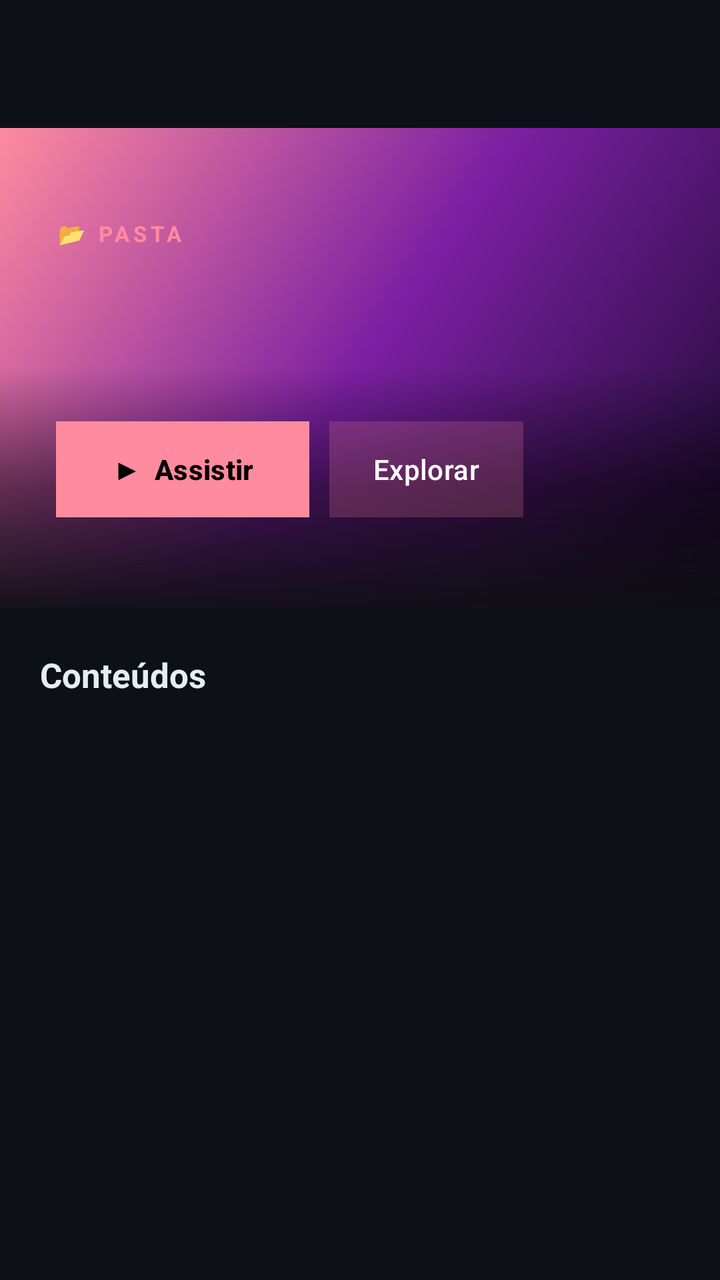
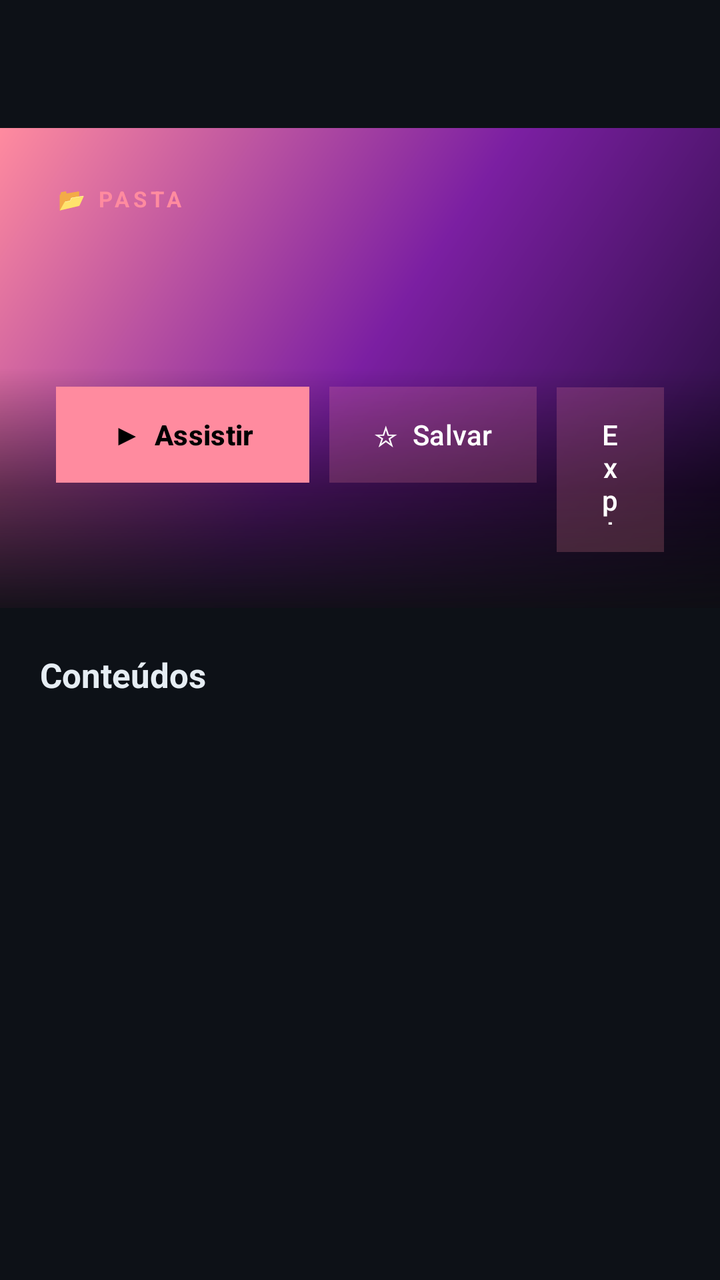

An Android layout rendered at two revisions. The XML below is the earlier revision; the diff shows what the commit changed to produce the second picture.
<!-- AndroidManifest.xml: application theme Theme.Meggy -->
<!-- res/layout/activity_detail.xml -->
<?xml version="1.0" encoding="utf-8"?>
<LinearLayout xmlns:android="http://schemas.android.com/apk/res/android"
    xmlns:app="http://schemas.android.com/apk/res-auto"
    xmlns:tools="http://schemas.android.com/tools"
    android:layout_width="match_parent"
    android:layout_height="match_parent"
    android:orientation="vertical"
    android:background="@color/bg_primary">

    <com.google.android.material.appbar.MaterialToolbar
        android:id="@+id/toolbar"
        android:layout_width="match_parent"
        android:layout_height="64dp"
        android:background="@color/bg_primary"
        android:elevation="0dp"
        app:titleTextColor="@color/text_primary"
        app:titleTextAppearance="@style/TextAppearance.Material3.TitleLarge"
        app:navigationIconTint="@color/meggy_pink" />

    <androidx.core.widget.NestedScrollView
        android:layout_width="match_parent"
        android:layout_height="0dp"
        android:layout_weight="1"
        android:fillViewport="true">

        <LinearLayout
            android:layout_width="match_parent"
            android:layout_height="wrap_content"
            android:orientation="vertical">

            
            <FrameLayout
                android:id="@+id/detail_hero"
                android:layout_width="match_parent"
                android:layout_height="240dp">

                
                <View
                    android:id="@+id/hero_bg"
                    android:layout_width="match_parent"
                    android:layout_height="match_parent"
                    android:background="@drawable/hero_gradient" />

                
                <View
                    android:layout_width="match_parent"
                    android:layout_height="120dp"
                    android:layout_gravity="bottom"
                    android:background="@drawable/tile_overlay_bottom" />

                <LinearLayout
                    android:layout_width="match_parent"
                    android:layout_height="match_parent"
                    android:orientation="vertical"
                    android:padding="28dp"
                    android:gravity="center_vertical">

                    <TextView
                        android:id="@+id/hero_badge"
                        android:layout_width="wrap_content"
                        android:layout_height="wrap_content"
                        android:text="📂 PASTA"
                        android:textColor="@color/meggy_pink"
                        android:textSize="11sp"
                        android:textStyle="bold"
                        android:letterSpacing="0.18"
                        android:layout_marginBottom="8dp" />

                    <TextView
                        android:id="@+id/hero_title"
                        android:layout_width="wrap_content"
                        android:layout_height="wrap_content"
                        android:textColor="#FFFFFFFF"
                        android:textSize="26sp"
                        android:textStyle="bold"
                        android:shadowColor="#80000000"
                        android:shadowDx="0"
                        android:shadowDy="2"
                        android:shadowRadius="6"
                        android:layout_marginBottom="8dp"
                        android:maxLines="2"
                        android:ellipsize="end" />

                    <TextView
                        android:id="@+id/hero_subtitle"
                        android:layout_width="wrap_content"
                        android:layout_height="wrap_content"
                        android:textColor="#B5C0CC"
                        android:textSize="13sp"
                        android:layout_marginBottom="18dp" />

                    <LinearLayout
                        android:layout_width="wrap_content"
                        android:layout_height="wrap_content"
                        android:orientation="horizontal">

                        <Button
                            android:id="@+id/hero_play"
                            android:layout_width="wrap_content"
                            android:layout_height="wrap_content"
                            android:text="▶  Assistir"
                            android:background="#FFFFFFFF"
                            android:textColor="#FF000000"
                            android:paddingHorizontal="28dp"
                            android:paddingVertical="10dp"
                            android:textAllCaps="false"
                            android:textSize="14sp"
                            android:textStyle="bold"
                            android:stateListAnimator="@null"
                            android:focusable="true"
                            android:focusableInTouchMode="true"
                            android:clickable="true" />

                        <Button
                            android:id="@+id/hero_browse"
                            android:layout_width="wrap_content"
                            android:layout_height="wrap_content"
                            android:text="Explorar"
                            android:background="#33FFFFFF"
                            android:textColor="#FFFFFFFF"
                            android:paddingHorizontal="22dp"
                            android:paddingVertical="10dp"
                            android:textAllCaps="false"
                            android:textSize="14sp"
                            android:layout_marginStart="10dp"
                            android:stateListAnimator="@null"
                            android:focusable="true"
                            android:focusableInTouchMode="true"
                            android:clickable="true" />
                    </LinearLayout>
                </LinearLayout>
            </FrameLayout>

            
            <TextView
                android:id="@+id/section_label"
                android:layout_width="wrap_content"
                android:layout_height="wrap_content"
                android:text="Conteúdos"
                android:textColor="@color/text_primary"
                android:textSize="17sp"
                android:textStyle="bold"
                android:paddingHorizontal="20dp"
                android:paddingTop="22dp"
                android:paddingBottom="10dp" />

            
            <TextView
                android:id="@+id/label_continue"
                android:layout_width="wrap_content"
                android:layout_height="wrap_content"
                android:text="Continue de onde parou"
                android:textColor="@color/meggy_pink"
                android:textSize="15sp"
                android:textStyle="bold"
                android:paddingHorizontal="20dp"
                android:paddingTop="20dp"
                android:paddingBottom="8dp"
                android:visibility="gone" />

            <androidx.recyclerview.widget.RecyclerView
                android:id="@+id/rail_continue"
                android:layout_width="match_parent"
                android:layout_height="wrap_content"
                android:clipToPadding="false"
                android:paddingHorizontal="14dp"
                android:paddingBottom="6dp"
                android:nestedScrollingEnabled="false"
                android:visibility="gone" />

            
            <androidx.recyclerview.widget.RecyclerView
                android:id="@+id/recycler"
                android:layout_width="match_parent"
                android:layout_height="wrap_content"
                android:nestedScrollingEnabled="false"
                android:clipToPadding="false"
                android:paddingHorizontal="10dp"
                android:paddingBottom="24dp" />

            
            <ProgressBar
                android:id="@+id/loading_view"
                android:layout_width="48dp"
                android:layout_height="48dp"
                android:layout_gravity="center"
                android:layout_marginTop="40dp"
                android:layout_marginBottom="40dp"
                android:visibility="gone"
                android:indeterminateTint="@color/meggy_pink" />

            
            <LinearLayout
                android:id="@+id/empty_state"
                android:layout_width="wrap_content"
                android:layout_height="wrap_content"
                android:layout_gravity="center"
                android:orientation="vertical"
                android:gravity="center"
                android:layout_marginTop="40dp"
                android:visibility="gone">

                <TextView
                    android:layout_width="wrap_content"
                    android:layout_height="wrap_content"
                    android:textSize="56sp"
                    android:text="📭" />

                <TextView
                    android:layout_width="wrap_content"
                    android:layout_height="wrap_content"
                    android:layout_marginTop="12dp"
                    android:text="Pasta vazia."
                    android:textColor="@color/text_secondary"
                    android:textSize="14sp" />
            </LinearLayout>
        </LinearLayout>
    </androidx.core.widget.NestedScrollView>
</LinearLayout>
<!-- resources referenced by this layout -->
<resources>
  <color name="bg_primary">#0D1117</color>
  <color name="meggy_pink">#FFFF8B9F</color>
  <color name="text_primary">#E6EDF3</color>
  <color name="text_secondary">#8B949E</color>
  <!-- drawable hero_gradient (drawable) -->
  <?xml version="1.0" encoding="utf-8"?>
  <shape xmlns:android="http://schemas.android.com/apk/res/android" android:shape="rectangle">
      <gradient
          android:startColor="#FF1A0A2E"
          android:centerColor="#FF7B1FA2"
          android:endColor="#FFFF8B9F"
          android:angle="135"
          android:type="linear" />
  </shape>
  <!-- drawable tile_overlay_bottom (drawable) -->
  <?xml version="1.0" encoding="utf-8"?>
  <shape xmlns:android="http://schemas.android.com/apk/res/android"
      android:shape="rectangle">
      <gradient
          android:startColor="#00000000"
          android:centerColor="#80000000"
          android:endColor="#F00D0E12"
          android:angle="270"
          android:type="linear" />
      <corners android:radius="0dp" />
  </shape>
  <color name="md_primary">#FFFF8B9F</color>
  <color name="md_on_primary">#FF1A0A0F</color>
  <color name="md_primary_container">#FF7B1FA2</color>
  <color name="md_on_primary_container">#FFFFEAF1</color>
  <color name="md_secondary">#FFC026D3</color>
  <color name="md_on_secondary">#FF1A0A1F</color>
  <color name="md_secondary_container">#FF5A1B6E</color>
  <color name="md_on_secondary_container">#FFFBD7FF</color>
  <color name="md_background">#FF0D0E12</color>
  <color name="md_surface">#FF16181F</color>
  <color name="md_surface_variant">#FF232634</color>
  <color name="md_on_background">#FFEAEAF0</color>
  <color name="md_on_surface">#FFEAEAF0</color>
  <color name="md_on_surface_variant">#FFC0C4D0</color>
  <color name="md_outline">#FF3A3F4F</color>
  <color name="md_outline_variant">#FF2A2E3A</color>
  <color name="md_error">#FFCF6679</color>
  <color name="md_on_error">#FF600014</color>
  <style name="Widget.Meggy.CardView" parent="Widget.Material3.CardView.Filled">
          <item name="cardBackgroundColor">@color/md_surface_container</item>
          <item name="cardCornerRadius">20dp</item>
          <item name="cardElevation">2dp</item>
          <item name="contentPadding">0dp</item>
          <item name="strokeWidth">0dp</item>
      </style>
  <color name="md_surface_container">#FF1B1E27</color>
  <!-- unchanged entries left out for length: 1 -->
</resources>

<!-- the commit's change to res/layout/activity_detail.xml (unified diff, before → after) -->
@@ -106,6 +106,23 @@
                             android:textAllCaps="false"
                             android:textSize="14sp"
                             android:textStyle="bold"
+                            android:stateListAnimator="@null"
+                            android:focusable="true"
+                            android:focusableInTouchMode="true"
+                            android:clickable="true" />
+
+                        <Button
+                            android:id="@+id/hero_fav"
+                            android:layout_width="wrap_content"
+                            android:layout_height="wrap_content"
+                            android:text="☆  Salvar"
+                            android:background="#33FFFFFF"
+                            android:textColor="#FFFFFFFF"
+                            android:paddingHorizontal="22dp"
+                            android:paddingVertical="10dp"
+                            android:textAllCaps="false"
+                            android:textSize="14sp"
+                            android:layout_marginStart="10dp"
                             android:stateListAnimator="@null"
                             android:focusable="true"
                             android:focusableInTouchMode="true"
